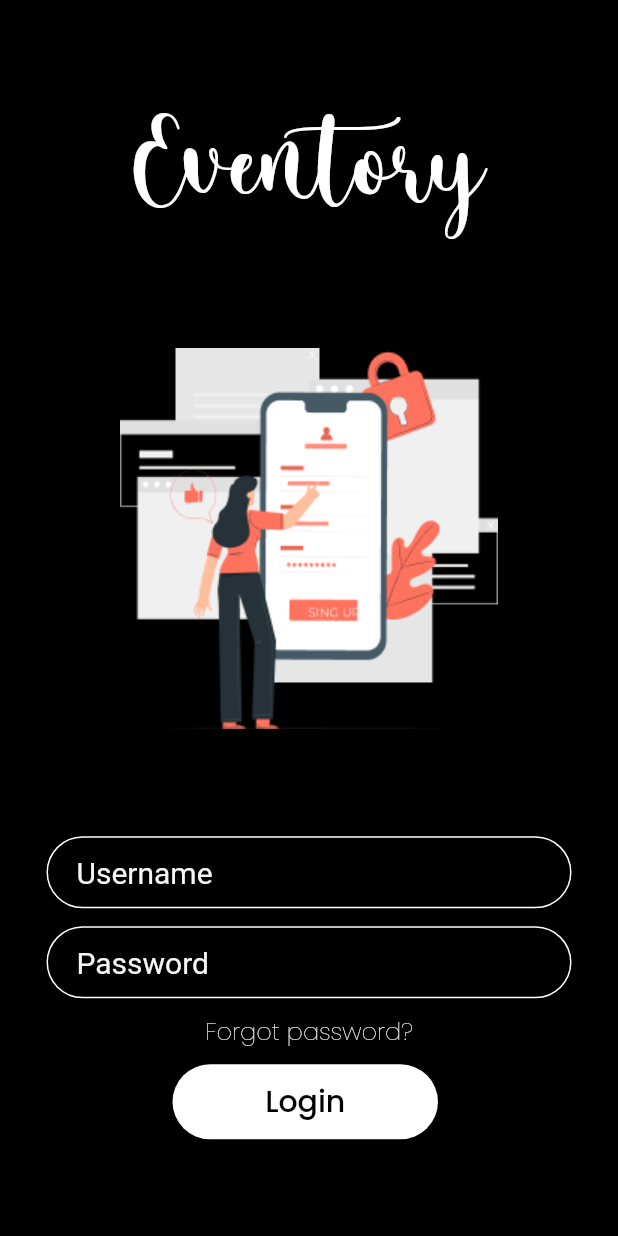
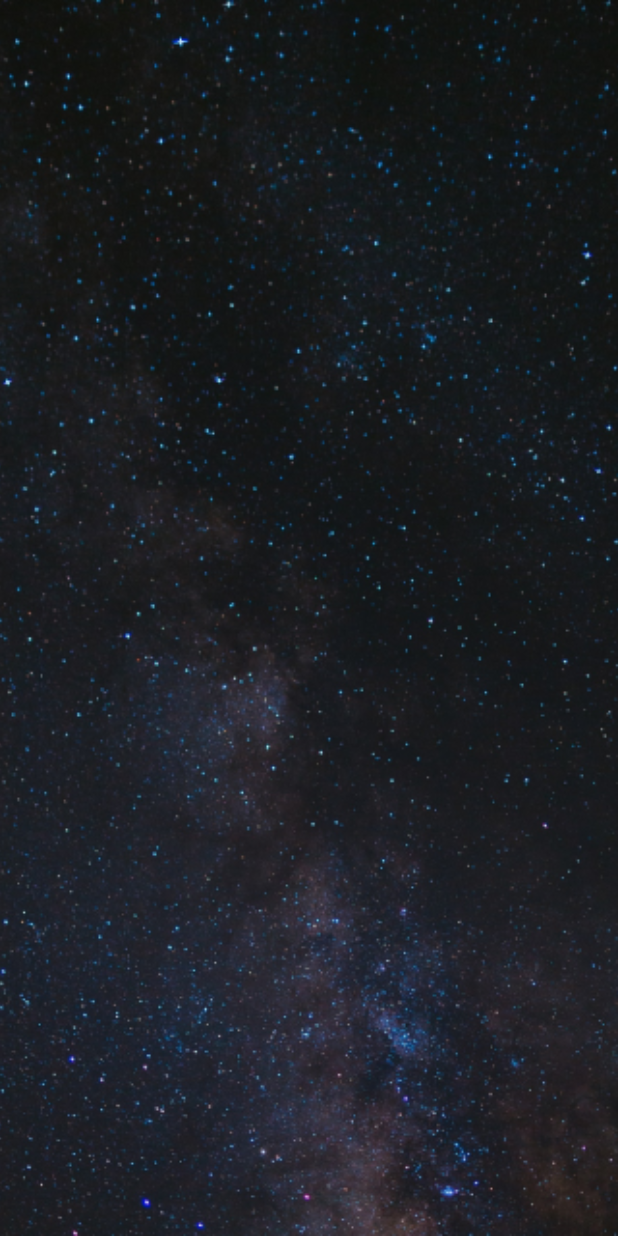
Before and after one commit to ananya-codeit/eventory, a Flutter app: the LoginScreen screen opened by its route, after a tap on "Login", on a phone screen of 412 x 824 dp. Run offline on Flutter 3.47's test engine with Material 2 defaults, Android fonts, the phone set to English and light mode, and no system bars; our stand-ins replace google_fonts.

Commit message:
homescreen

```diff
--- /dev/null
+++ b/lib/homescreen.dart
@@ -0,0 +1,23 @@
+import 'package:flutter/material.dart';
+import 'package:google_fonts/google_fonts.dart';
+class HomeScreen extends StatefulWidget {
+  static String id ='home_screen';
+  @override
+  _HomeScreenState createState() => _HomeScreenState();
+}
+
+class _HomeScreenState extends State<HomeScreen> {
+  @override
+  Widget build(BuildContext context) {
+    return Scaffold(
+      body:Container(
+        decoration: BoxDecoration(
+          image: DecorationImage(
+            image: AssetImage('images/background.png'),
+            fit: BoxFit.cover,
+          )
+        ),
+      )
+    );
+  }
+}
--- a/lib/login.dart
+++ b/lib/login.dart
@@ -1,6 +1,7 @@
 import 'package:flutter/cupertino.dart';
 import 'package:flutter/material.dart';
 import 'package:google_fonts/google_fonts.dart';
+import 'homescreen.dart';
 class LoginScreen extends StatefulWidget {
   static String id ='login_screen';
   @override
@@ -118,7 +119,7 @@ class _LoginScreenState extends State<LoginScreen> {
               padding: const EdgeInsets.symmetric(vertical: 6.0,horizontal: 100.0),
               child: GestureDetector(
                 onTap: (){
-                  print('yes');
+                  Navigator.pushNamed(context, HomeScreen.id);
                 },
                 child: Container(
                   margin: EdgeInsets.only(right: 5),
--- a/lib/main.dart
+++ b/lib/main.dart
@@ -4,6 +4,7 @@ import 'login.dart';
 import 'signup.dart';
 import 'signup1.dart';
 import 'societylogin.dart';
+import 'homescreen.dart';
 
 void main() {
   runApp(MyApp());
@@ -21,6 +22,7 @@ class MyApp extends StatelessWidget {
         SignUp.id:(context)=>SignUp(),
         SignUpScreen.id:(context)=>SignUpScreen(),
         SocietySignUP.id:(context)=>SocietySignUP(),
+        HomeScreen.id:(context)=>HomeScreen(),
       },
     );
   }
--- a/lib/signup.dart
+++ b/lib/signup.dart
@@ -1,5 +1,6 @@
 import 'package:flutter/material.dart';
 import 'package:google_fonts/google_fonts.dart';
+import 'homescreen.dart';
 class SignUp extends StatefulWidget {
   static String id ='sign_up';
   @override
@@ -171,7 +172,7 @@ class _SignUpState extends State<SignUp> {
               padding: const EdgeInsets.symmetric(vertical: 6.0,horizontal: 100.0),
               child: GestureDetector(
                 onTap: (){
-                  print('yes');
+                  Navigator.pushNamed(context, HomeScreen.id);
                 },
                 child: Container(
                   margin: EdgeInsets.only(right: 5),
```
Also changed, not shown: images/background.png (added).
